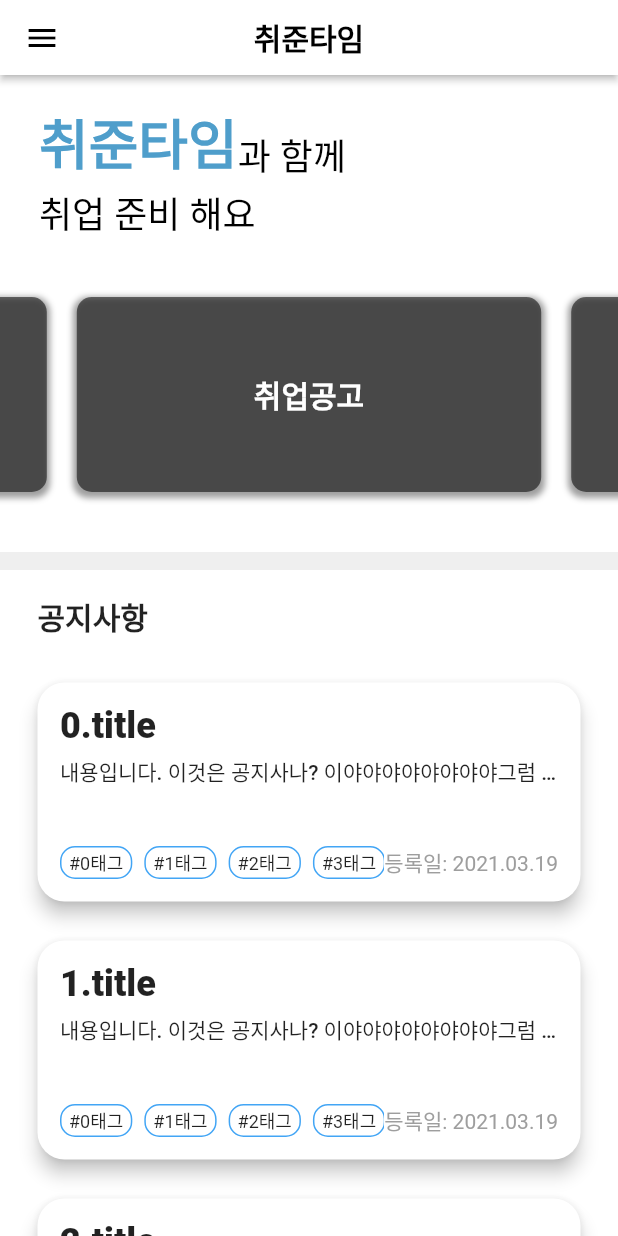
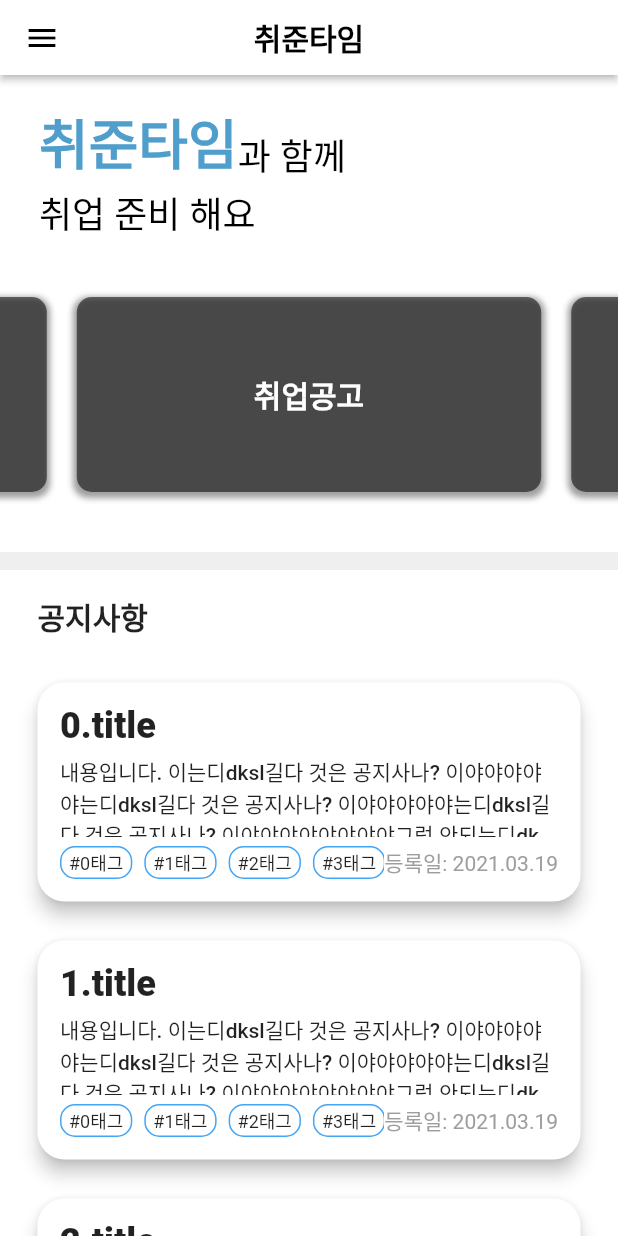
Before and after one commit to ansuvin/StudyingFlutter, a Flutter app: the screen it shows after launch, on a phone screen of 412 x 824 dp. Run offline on Flutter 3.47's test engine with Material 2 defaults, Android fonts, the phone set to English and light mode, and no system bars; drawn by our look-alikes of auto_size_text, carousel_slider; our stand-ins replace fluttertoast, geolocator, google_maps_flutter.

Commit message:
[UPDATE] AutoSizeText

```diff
--- a/Pra09/flutter_app/lib/main.dart
+++ b/Pra09/flutter_app/lib/main.dart
@@ -1,3 +1,4 @@
+import 'package:auto_size_text/auto_size_text.dart';
 import 'package:carousel_slider/carousel_slider.dart';
 import 'package:flutter/cupertino.dart';
 import 'package:flutter/material.dart';
@@ -153,10 +154,12 @@ class _MyHomePageState extends State<MyHomePage> {
               child: Container(
                 width: 331,
                 height: 54,
-                child: Text(
-                  "${notiList[index].content}. 이것은 공지사나? 이야야야야야야야야그럼 안되는디dksl",
+                child: AutoSizeText(
+                  "${notiList[index].content}. 이는디dksl길다 것은 공지사나? 이야야야야야는디dksl길다 것은 공지사나? 이야야야야야는디dksl길다 것은 공지사나? 이야야야야야야야야그럼 안되는디dksl길다 ",
                   style: TextStyle(fontSize: 14, fontWeight: FontWeight.w500,),
                 overflow: TextOverflow.ellipsis,
+                  maxLines: 3,
+                  minFontSize: 14,
                 ),
               ),
             ),
@@ -197,9 +200,11 @@ class _MyHomePageState extends State<MyHomePage> {
           border: Border.all(
             color: Colors.blue[400],
           )),
-      child: Text(
-        "#${notiList[index].tag[index]}",
-        style: TextStyle(fontSize: 12, fontWeight: FontWeight.w400),
+      child: Center(
+        child: Text(
+          "#${notiList[index].tag[index]}",
+          style: TextStyle(fontSize: 12, fontWeight: FontWeight.w400),
+        ),
       ),
     );
   }
--- a/Pra09/flutter_app/pubspec.yaml
+++ b/Pra09/flutter_app/pubspec.yaml
@@ -29,6 +29,7 @@ dependencies:
   geolocator: ^6.0.0
   fluttertoast: ^8.0.3
   carousel_slider: ^3.0.0
+  auto_size_text: ^2.1.0
 
 
   # The following adds the Cupertino Icons font to your application.
```
Also changed, not shown: Pra09/flutter_app/pubspec.lock.
